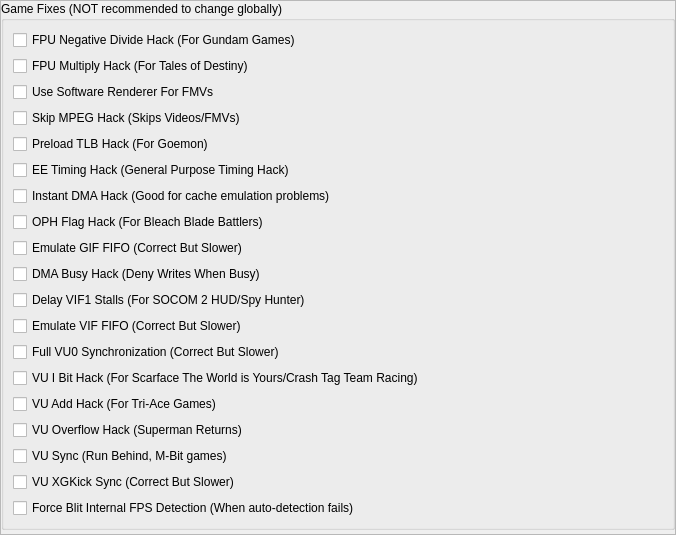
First picture: the form in pcsx2-qt/Settings/GameFixSettingsWidget.ui, repository PCSX2/pcsx2, before the edit.
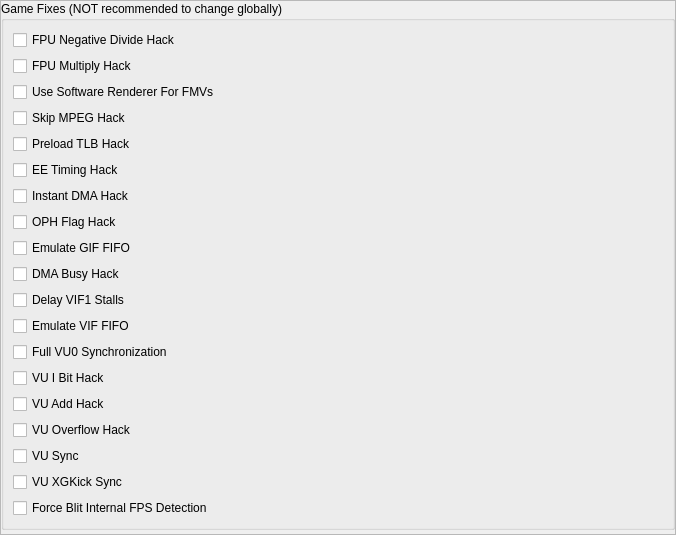
Second picture: the form after the edit.

Commit message: Qt: String unification with Big Picture UI

What changed in the file:
```diff
--- a/pcsx2-qt/Settings/GameFixSettingsWidget.ui
+++ b/pcsx2-qt/Settings/GameFixSettingsWidget.ui
@@ -62,14 +62,14 @@
           <item>
            <widget class="QCheckBox" name="FpuNegDivHack">
             <property name="text">
-             <string extracomment="FPU = Floating Point Unit. A part of the PS2's CPU. Do not translate.\nNegative Divide: mathematical term.\nGundam: a multimedia franchise name. Leave as-is or use an official translation.">FPU Negative Divide Hack (For Gundam Games)</string>
+             <string extracomment="FPU = Floating Point Unit. A part of the PS2's CPU. Do not translate.\nNegative Divide: mathematical term.\nGundam: a multimedia franchise name. Leave as-is or use an official translation.">FPU Negative Divide Hack</string>
             </property>
            </widget>
           </item>
           <item>
            <widget class="QCheckBox" name="FpuMulHack">
             <property name="text">
-             <string extracomment="FPU = Floating Point Unit. A part of the PS2's CPU. Do not translate.\nMultiply: mathematical term.\nTales of Destiny: a game's name. Leave as-is or use an official translation.">FPU Multiply Hack (For Tales of Destiny)</string>
+             <string extracomment="FPU = Floating Point Unit. A part of the PS2's CPU. Do not translate.\nMultiply: mathematical term.\nTales of Destiny: a game's name. Leave as-is or use an official translation.">FPU Multiply Hack</string>
             </property>
            </widget>
           </item>
@@ -83,112 +83,112 @@
           <item>
            <widget class="QCheckBox" name="SkipMPEGHack">
             <property name="text">
-             <string extracomment="MPEG: video codec, leave as-is. FMV: Full Motion Video. Find the common used term in your language.">Skip MPEG Hack (Skips Videos/FMVs)</string>
+             <string extracomment="MPEG: video codec, leave as-is. FMV: Full Motion Video. Find the common used term in your language.">Skip MPEG Hack</string>
             </property>
            </widget>
           </item>
           <item>
            <widget class="QCheckBox" name="GoemonTlbHack">
             <property name="text">
-             <string extracomment="TLB: Translation Lookaside Buffer. Leave as-is. Goemon: name of a character from the series with his name. Leave as-is or use an official translation.">Preload TLB Hack (For Goemon)</string>
+             <string extracomment="TLB: Translation Lookaside Buffer. Leave as-is. Goemon: name of a character from the series with his name. Leave as-is or use an official translation.">Preload TLB Hack</string>
             </property>
            </widget>
           </item>
           <item>
            <widget class="QCheckBox" name="EETimingHack">
             <property name="text">
-             <string extracomment="EE: Emotion Engine. Leave as-is.">EE Timing Hack (General Purpose Timing Hack)</string>
+             <string extracomment="EE: Emotion Engine. Leave as-is.">EE Timing Hack</string>
             </property>
            </widget>
           </item>
           <item>
            <widget class="QCheckBox" name="InstantDMAHack">
             <property name="text">
-             <string extracomment="DMA: Direct Memory Access. Leave as-is.">Instant DMA Hack (Good for cache emulation problems)</string>
+             <string extracomment="DMA: Direct Memory Access. Leave as-is.">Instant DMA Hack</string>
             </property>
            </widget>
           </item>
           <item>
            <widget class="QCheckBox" name="OPHFlagHack">
             <property name="text">
-             <string extracomment="OPH: Name of a flag (Output PatH) in the GIF_STAT register in the EE. Leave as-is.\nBleach Blade Battles: a game's name. Leave as-is or use an official translation.">OPH Flag Hack (For Bleach Blade Battlers)</string>
+             <string extracomment="OPH: Name of a flag (Output PatH) in the GIF_STAT register in the EE. Leave as-is.\nBleach Blade Battles: a game's name. Leave as-is or use an official translation.">OPH Flag Hack</string>
             </property>
            </widget>
           </item>
           <item>
            <widget class="QCheckBox" name="GIFFIFOHack">
             <property name="text">
-             <string extracomment="GIF = GS (Graphics Synthesizer, the GPU) Interface. Leave as-is.\nFIFO = First-In-First-Out, a type of buffer. Leave as-is.">Emulate GIF FIFO (Correct But Slower)</string>
+             <string extracomment="GIF = GS (Graphics Synthesizer, the GPU) Interface. Leave as-is.\nFIFO = First-In-First-Out, a type of buffer. Leave as-is.">Emulate GIF FIFO</string>
             </property>
            </widget>
           </item>
           <item>
            <widget class="QCheckBox" name="DMABusyHack">
             <property name="text">
-             <string extracomment="DMA: Direct Memory Access. Leave as-is.">DMA Busy Hack (Deny Writes When Busy)</string>
+             <string extracomment="DMA: Direct Memory Access. Leave as-is.">DMA Busy Hack</string>
             </property>
            </widget>
           </item>
           <item>
            <widget class="QCheckBox" name="VIF1StallHack">
             <property name="text">
-             <string extracomment="VIF = VU (Vector Unit) Interface. Leave as-is. SOCOM 2 and Spy Hunter: names of two different games. Leave as-is or use an official translation.\nHUD = Heads-Up Display. The games' interfaces.">Delay VIF1 Stalls (For SOCOM 2 HUD/Spy Hunter)</string>
+             <string extracomment="VIF = VU (Vector Unit) Interface. Leave as-is. SOCOM 2 and Spy Hunter: names of two different games. Leave as-is or use an official translation.\nHUD = Heads-Up Display. The games' interfaces.">Delay VIF1 Stalls</string>
             </property>
            </widget>
           </item>
           <item>
            <widget class="QCheckBox" name="VIFFIFOHack">
             <property name="text">
-             <string extracomment="VIF = VU (Vector Unit) Interface. Leave as-is.\nFIFO = First-In-First-Out, a type of buffer. Leave as-is.">Emulate VIF FIFO (Correct But Slower)</string>
+             <string extracomment="VIF = VU (Vector Unit) Interface. Leave as-is.\nFIFO = First-In-First-Out, a type of buffer. Leave as-is.">Emulate VIF FIFO</string>
             </property>
            </widget>
           </item>
           <item>
            <widget class="QCheckBox" name="FullVU0SyncHack">
             <property name="text">
-             <string extracomment="VU0 = VU (Vector Unit) 0. Leave as-is.">Full VU0 Synchronization (Correct But Slower)</string>
+             <string extracomment="VU0 = VU (Vector Unit) 0. Leave as-is.">Full VU0 Synchronization</string>
             </property>
            </widget>
           </item>
           <item>
            <widget class="QCheckBox" name="IbitHack">
             <property name="text">
-             <string extracomment="VU = Vector Unit. Leave as-is.\nI Bit = A bit referred as I, not as 1.\nScarface The World is Yours and Crash Tag Team Racing: names of two different games. Leave as-is or use an official translation.">VU I Bit Hack (For Scarface The World is Yours/Crash Tag Team Racing)</string>
+             <string extracomment="VU = Vector Unit. Leave as-is.\nI Bit = A bit referred as I, not as 1.\nScarface The World is Yours and Crash Tag Team Racing: names of two different games. Leave as-is or use an official translation.">VU I Bit Hack</string>
             </property>
            </widget>
           </item>
           <item>
            <widget class="QCheckBox" name="VuAddSubHack">
             <property name="text">
-             <string extracomment="VU = Vector Unit. Leave as-is.\nTri-Ace: a game development company name. Leave as-is.">VU Add Hack (For Tri-Ace Games)</string>
+             <string extracomment="VU = Vector Unit. Leave as-is.\nTri-Ace: a game development company name. Leave as-is.">VU Add Hack</string>
             </property>
            </widget>
           </item>
           <item>
            <widget class="QCheckBox" name="VUOverflowHack">
             <property name="text">
-             <string extracomment="VU = Vector Unit. Leave as-is.\nSuperman Returns: a game's name. Leave as-is or use an official translation.">VU Overflow Hack (Superman Returns)</string>
+             <string extracomment="VU = Vector Unit. Leave as-is.\nSuperman Returns: a game's name. Leave as-is or use an official translation.">VU Overflow Hack</string>
             </property>
            </widget>
           </item>
           <item>
            <widget class="QCheckBox" name="VUSyncHack">
             <property name="text">
-             <string extracomment="VU = Vector Unit. Leave as-is.\nRun Behind: watch out for misleading capitalization for non-English: this refers to making the VUs run behind (delayed relative to) the EE.\nM-Bit: a bitflag in VU instructions that tells VU0 to synchronize with the EE. M-Bit Game: A game that uses instructions with the M-Bit enabled (unofficial PCSX2 name).">VU Sync (Run Behind, M-Bit games)</string>
+             <string extracomment="VU = Vector Unit. Leave as-is.\nRun Behind: watch out for misleading capitalization for non-English: this refers to making the VUs run behind (delayed relative to) the EE.\nM-Bit: a bitflag in VU instructions that tells VU0 to synchronize with the EE. M-Bit Game: A game that uses instructions with the M-Bit enabled (unofficial PCSX2 name).">VU Sync</string>
             </property>
            </widget>
           </item>
           <item>
            <widget class="QCheckBox" name="XgKickHack">
             <property name="text">
-             <string extracomment="VU = Vector Unit. Leave as-is.\nXGKick: the name of one of the VU's instructions. Leave as-is.">VU XGKick Sync (Correct But Slower)</string>
+             <string extracomment="VU = Vector Unit. Leave as-is.\nXGKick: the name of one of the VU's instructions. Leave as-is.">VU XGKick Sync</string>
             </property>
            </widget>
           </item>
           <item>
            <widget class="QCheckBox" name="BlitInternalFPSHack">
             <property name="text">
-             <string extracomment="Blit = a data operation. You might want to write it as-is, but fully uppercased. More information: https://en.wikipedia.org/wiki/Bit_blit  This option tells PCSX2 to estimate internal FPS by detecting blits (image copies) onto visible display memory.">Force Blit Internal FPS Detection (When auto-detection fails)</string>
+             <string extracomment="Blit = a data operation. You might want to write it as-is, but fully uppercased. More information: https://en.wikipedia.org/wiki/Bit_blit  This option tells PCSX2 to estimate internal FPS by detecting blits (image copies) onto visible display memory.">Force Blit Internal FPS Detection</string>
             </property>
            </widget>
           </item>
```
The commit also changes 6 other files.
